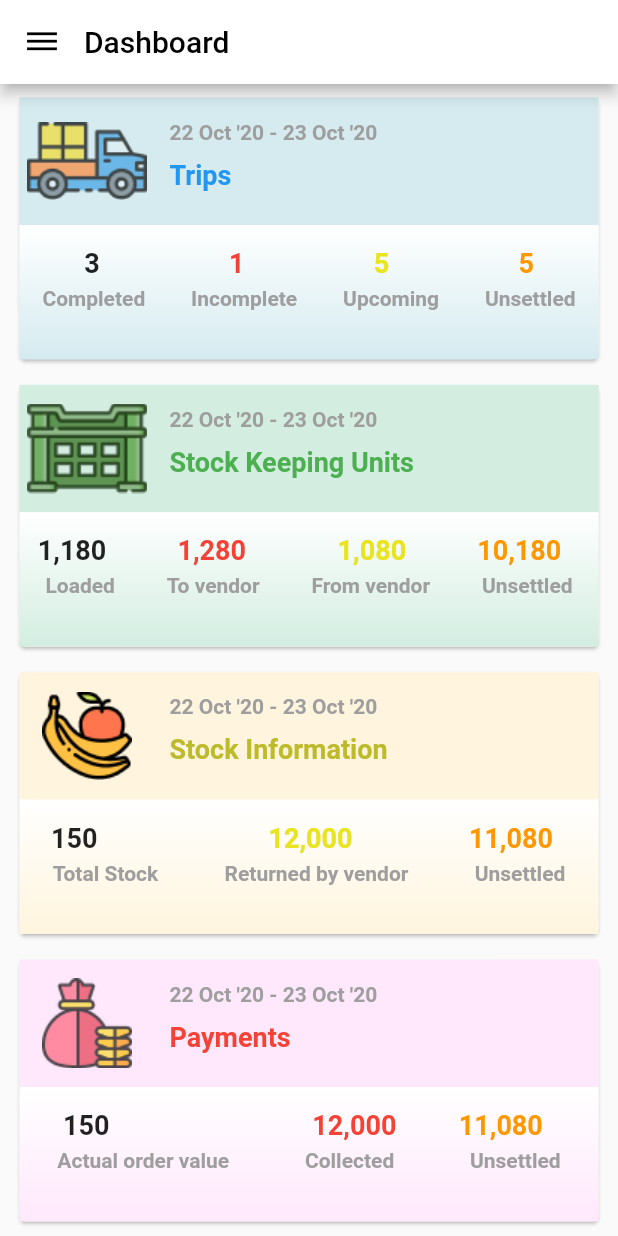
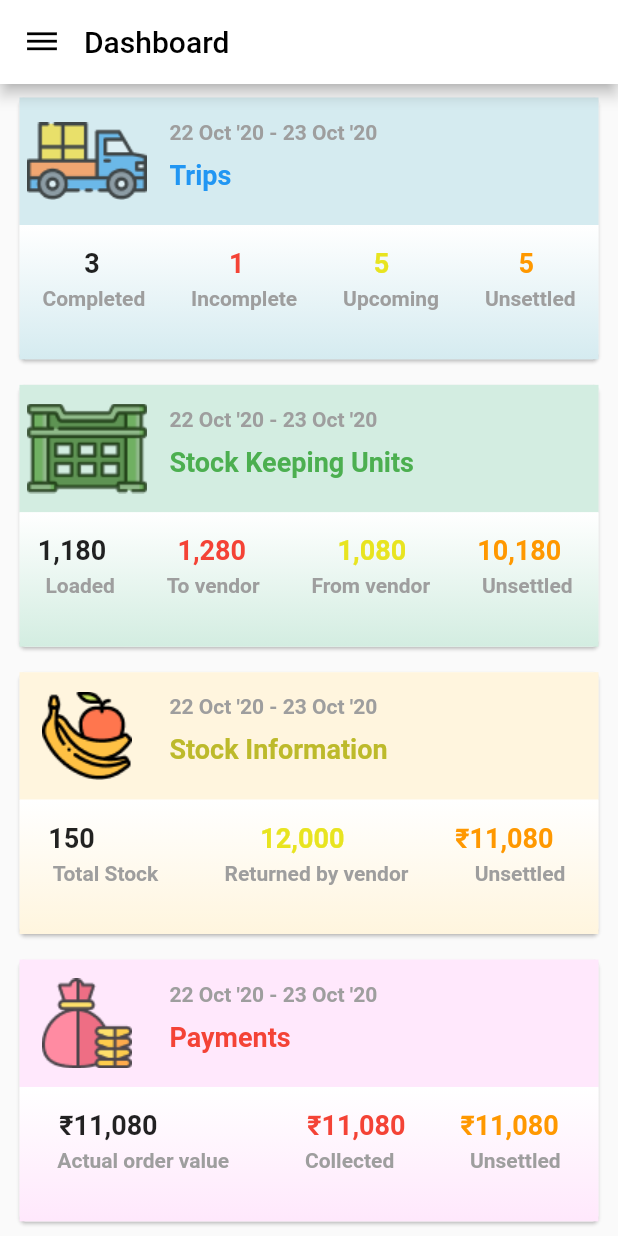
Before and after one commit to rohit-projects/vesatogo_task_2, a Flutter app: the screen it shows after launch, on a phone screen of 412 x 824 dp. Run offline on Flutter 3.47's test engine with Material 2 defaults, Android fonts, the phone set to English and light mode, and no system bars.

Commit message:
finally done with the page

```diff
--- a/lib/screens/DashboardScreen.dart
+++ b/lib/screens/DashboardScreen.dart
@@ -439,9 +439,9 @@ class _DashboardState extends State<Dashboard> {
                                   ),
                                 ),
                                 Container(
-                                  width: MediaQuery.of(context).size.width/6.3,
+                                  width: MediaQuery.of(context).size.width/5.4,
                                   child: Text(
-                                    '11,080',
+                                    '\u20B9'+'11,080',
                                     style: TextStyle(
                                         fontWeight: FontWeight.w600,
                                         fontSize: 18,
@@ -560,9 +560,9 @@ class _DashboardState extends State<Dashboard> {
                               mainAxisAlignment: MainAxisAlignment.spaceEvenly,
                               children: <Widget>[
                                 Container(
-                                  width: MediaQuery.of(context).size.width/3,
+                                  width: MediaQuery.of(context).size.width/3.2,
                                   child: Text(
-                                    '150',
+                                    '\u20B9'+'11,080',
                                     style: TextStyle(
                                         fontWeight: FontWeight.w600,
                                         fontSize: 18
@@ -570,9 +570,10 @@ class _DashboardState extends State<Dashboard> {
                                   ),
                                 ),
                                 Container(
-                                  width: MediaQuery.of(context).size.width/6,
+//                                  width: MediaQuery.of(context).size.width/5.4,
+                                padding: EdgeInsets.only(left: 10),
                                   child: Text(
-                                    '12,000',
+                                    '\u20B9'+'11,080',
                                     style: TextStyle(
                                         fontWeight: FontWeight.w600,
                                         fontSize: 18,
@@ -581,9 +582,10 @@ class _DashboardState extends State<Dashboard> {
                                   ),
                                 ),
                                 Container(
-                                  width: MediaQuery.of(context).size.width/6.42,
+//                                  width: MediaQuery.of(context).size.width/5.4,
+                                  padding: EdgeInsets.only(left: 10),
                                   child: Text(
-                                    '11,080',
+                                    '\u20B9'+'11,080',
                                     style: TextStyle(
                                         fontWeight: FontWeight.w600,
                                         fontSize: 18,
@@ -631,6 +633,115 @@ class _DashboardState extends State<Dashboard> {
                 ),
               ),
               SizedBox(
+                height: 45,
+              ),
+              Card(
+                child: Container(
+                  width: MediaQuery.of(context).size.width,
+                  child: Column(
+                    crossAxisAlignment: CrossAxisAlignment.start,
+                    children: <Widget>[
+                      Container(
+                  color: Color(0xFFd5ebf0),
+                        child: Row(
+                          crossAxisAlignment: CrossAxisAlignment.start,
+                          children: <Widget>[
+                            Column(
+                              crossAxisAlignment: CrossAxisAlignment.start,
+                              mainAxisAlignment: MainAxisAlignment.center,
+                              children: <Widget>[
+                                Row(
+                                  mainAxisAlignment: MainAxisAlignment.spaceBetween,
+                                  children: <Widget>[
+                                    Container(
+                                      margin: EdgeInsets.symmetric(horizontal: 10,vertical: 10),
+                                      height: 30,
+                                      width: 30,
+                                      decoration: BoxDecoration(
+                                          image: DecorationImage(
+                                              image: AssetImage('assets/images/Group.png')
+                                          )
+                                      ),
+                                    ),
+                                    Container(
+                                      height: 30,
+                                      width: 30,
+                                      decoration: BoxDecoration(
+                                          image: DecorationImage(
+                                              image: AssetImage('assets/images/Group 1467.png')
+                                          )
+                                      ),
+                                    ),
+                                  ],
+                                ),
+                                Row(
+                                  mainAxisAlignment: MainAxisAlignment.spaceBetween,
+                                  children: <Widget>[
+                                    Container(
+                                      margin: EdgeInsets.symmetric(horizontal: 10),
+                                      height: 30,
+                                      width: 30,
+                                      decoration: BoxDecoration(
+                                          image: DecorationImage(
+                                              image: AssetImage('assets/images/Group 1471.png')
+                                          )
+                                      ),
+                                    ),
+                                    Container(
+                                      height: 30,
+                                      width: 30,
+                                      decoration: BoxDecoration(
+                                          image: DecorationImage(
+                                              image: AssetImage('assets/images/Group 1469.png')
+                                          )
+                                      ),
+                                    ),
+                                  ],
+                                ),
+                                SizedBox(
+                                  height: 13,
+                                )
+                              ],
+                            ),
+                            Padding(
+                              padding: const EdgeInsets.only(left: 10,top: 15),
+                              child: Column(
+                                mainAxisAlignment: MainAxisAlignment.start,
+                                crossAxisAlignment: CrossAxisAlignment.start,
+                                children: <Widget>[
+                                  Text(
+                                    "24 Jan '20",
+                                    style: TextStyle(
+                                        color: Colors.grey,
+                                        fontWeight: FontWeight.w600
+                                    ),
+                                  ),
+                                  SizedBox(
+                                    height: 10,
+                                  ),
+                                  Text(
+                                    "All in trip",
+                                    style: TextStyle(
+                                        fontSize: 18,
+                                        fontWeight: FontWeight.w700,
+                                        color: Colors.green
+                                    ),
+                                  )
+                                ],
+                              ),
+                            )
+                          ],
+                        ),
+                      ),
+                      Container(
+                        height: MediaQuery.of(context).size.height/9.2,
+                        width: MediaQuery.of(context).size.width,
+                      )
+                    ],
+                  ),
+                ),
+              ),
+              SizedBox(
                 height: 9,
               )
             ],
```
